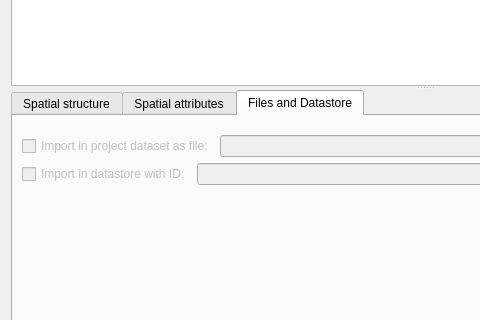
First picture: the form in src/builderexts/import.spatial-graph.ogr-gdal/OGRGDALDialog.ui, repository OpenFLUID/openfluid, before the edit; both pictures show x 0 to 480 and y 145 to 465 of the 850 by 615 pixel window.
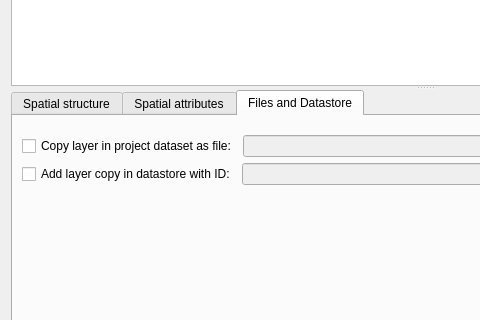
Second picture: the form after the edit.

Commit message:
Files copy and datastore in extension for importing spatial data using GDAL/OGR
* Added copy of vector files in input dataset
* Added import in datastore
* Cleaned code in extension and map scene of spatial domain

(references OpenFLUID/openfluid#6)

```diff
--- a/src/builderexts/import.spatial-graph.ogr-gdal/OGRGDALDialog.ui
+++ b/src/builderexts/import.spatial-graph.ogr-gdal/OGRGDALDialog.ui
@@ -626,10 +626,10 @@
                 <item>
                  <widget class="QCheckBox" name="checkBox_2">
                   <property name="enabled">
-                   <bool>false</bool>
+                   <bool>true</bool>
                   </property>
                   <property name="text">
-                   <string>Import in project dataset as file:</string>
+                   <string>Copy layer in project dataset as file:</string>
                   </property>
                  </widget>
                 </item>
@@ -647,10 +647,10 @@
                 <item>
                  <widget class="QCheckBox" name="checkBox">
                   <property name="enabled">
-                   <bool>false</bool>
+                   <bool>true</bool>
                   </property>
                   <property name="text">
-                   <string>Import in datastore with ID:</string>
+                   <string>Add layer copy in datastore with ID:</string>
                   </property>
                  </widget>
                 </item>
```
Left out of the diff: 8 changed lines with no effect on the pictures. The commit also changes 10 other files.
